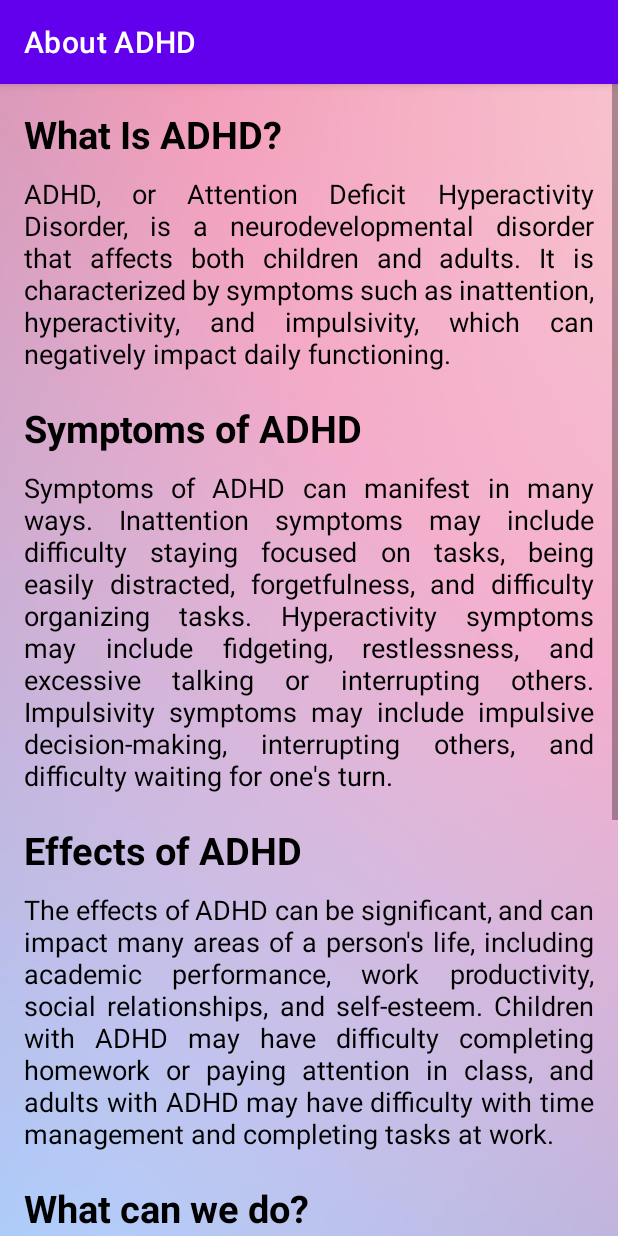
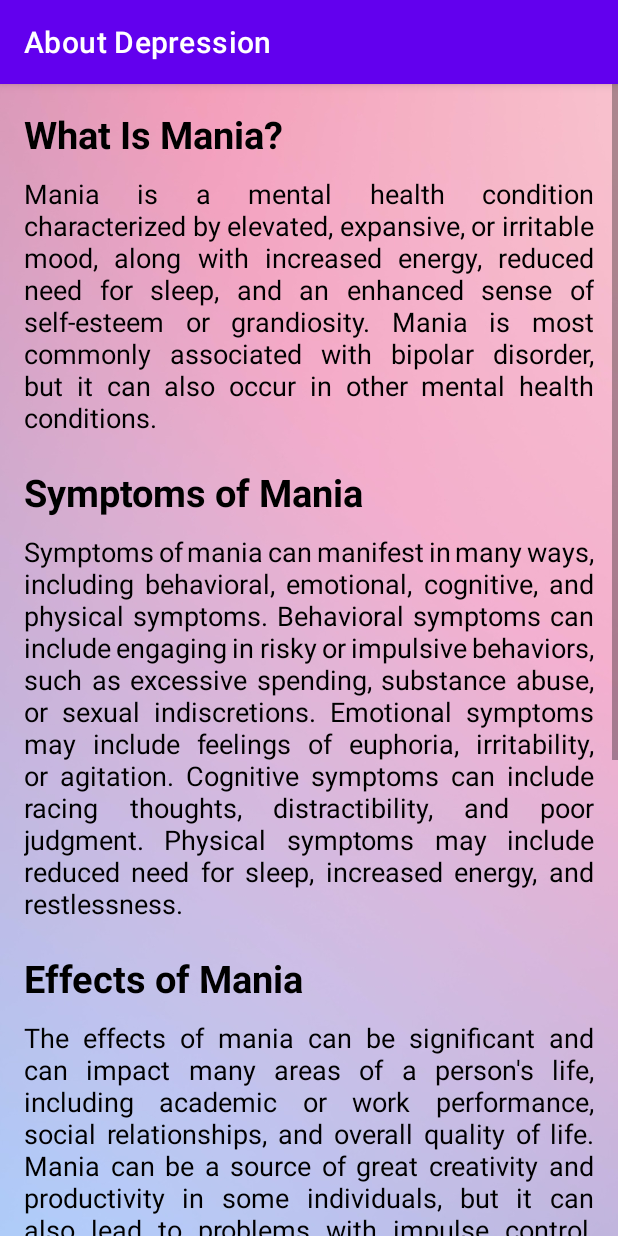
Before and after one commit to AkilaWic/mindfulness-app, an Android app: the About_Depression screen opened directly, with no data from a screen before it, on a phone screen of 412 x 824 dp. Run offline under Robolectric (Android 15) with nearby library versions, the phone set to English and light mode, and no system bars.

Commit message:
Added About Mania.

```diff
--- a/app/src/main/AndroidManifest.xml
+++ b/app/src/main/AndroidManifest.xml
@@ -51,17 +51,20 @@
             android:name=".TestInstructions"
             android:label="Start"></activity>
         <activity
-            android:name=".AboutStress"
+            android:name=".About_Stress"
             android:label="About Stress"></activity>
         <activity
-            android:name=".AboutAdhd"
+            android:name=".About_Adhd"
             android:label="About ADHD"></activity>
         <activity
-            android:name=".AboutAnxiety"
+            android:name=".About_Anxiety"
             android:label="About Anxiety"></activity>
         <activity
-            android:name=".AboutDepression"
+            android:name=".About_Depression"
             android:label="About Depression"></activity>
+        <activity
+            android:name=".About_Mania"
+            android:label="About Mania"></activity>
         <activity
             android:name=".MainActivity"
             android:exported="true">
--- a/app/src/main/java/com/example/mindfulness/AboutStress.java
+++ b/app/src/main/java/com/example/mindfulness/About_Adhd.java
@@ -4,12 +4,12 @@ import android.os.Bundle;
 
 import androidx.appcompat.app.AppCompatActivity;
 
-public class AboutStress extends AppCompatActivity {
+public class About_Adhd extends AppCompatActivity {
 
     @Override
     protected void onCreate(Bundle savedInstanceState) {
         super.onCreate(savedInstanceState);
-        setContentView(R.layout.about_stress);
+        setContentView(R.layout.about_adhd);
 
     }
 }
--- /dev/null
+++ b/app/src/main/java/com/example/mindfulness/About_Anxiety.java
@@ -0,0 +1,15 @@
+package com.example.mindfulness;
+
+import android.os.Bundle;
+
+import androidx.appcompat.app.AppCompatActivity;
+
+public class About_Anxiety extends AppCompatActivity {
+
+    @Override
+    protected void onCreate(Bundle savedInstanceState) {
+        super.onCreate(savedInstanceState);
+        setContentView(R.layout.about_anxiety);
+
+    }
+}
--- a/app/src/main/java/com/example/mindfulness/AboutAdhd.java
+++ b/app/src/main/java/com/example/mindfulness/About_Depression.java
@@ -4,12 +4,12 @@ import android.os.Bundle;
 
 import androidx.appcompat.app.AppCompatActivity;
 
-public class AboutAdhd extends AppCompatActivity {
+public class About_Depression extends AppCompatActivity {
 
     @Override
     protected void onCreate(Bundle savedInstanceState) {
         super.onCreate(savedInstanceState);
-        setContentView(R.layout.about_adhd);
+        setContentView(R.layout.about_mania);
 
     }
 }
--- a/app/src/main/java/com/example/mindfulness/AboutDepression.java
+++ b/app/src/main/java/com/example/mindfulness/About_Mania.java
@@ -4,7 +4,7 @@ import android.os.Bundle;
 
 import androidx.appcompat.app.AppCompatActivity;
 
-public class AboutDepression extends AppCompatActivity {
+public class About_Mania extends AppCompatActivity {
 
     @Override
     protected void onCreate(Bundle savedInstanceState) {
--- a/app/src/main/java/com/example/mindfulness/AboutAnxiety.java
+++ b/app/src/main/java/com/example/mindfulness/About_Stress.java
@@ -4,12 +4,12 @@ import android.os.Bundle;
 
 import androidx.appcompat.app.AppCompatActivity;
 
-public class AboutAnxiety extends AppCompatActivity {
+public class About_Stress extends AppCompatActivity {
 
     @Override
     protected void onCreate(Bundle savedInstanceState) {
         super.onCreate(savedInstanceState);
-        setContentView(R.layout.about_anxiety);
+        setContentView(R.layout.about_stress);
 
     }
 }
--- a/app/src/main/java/com/example/mindfulness/Adhd.java
+++ b/app/src/main/java/com/example/mindfulness/Adhd.java
@@ -34,7 +34,7 @@ public class Adhd extends AppCompatActivity {
             @Override
             public void onClick(View view) {
                 //Create new intent
-                Intent about = new Intent(Adhd.this, AboutAdhd.class);
+                Intent about = new Intent(Adhd.this, About_Adhd.class);
                 startActivity(about);
             }
         });
--- a/app/src/main/java/com/example/mindfulness/Anxiety.java
+++ b/app/src/main/java/com/example/mindfulness/Anxiety.java
@@ -34,7 +34,7 @@ public class Anxiety extends AppCompatActivity {
             @Override
             public void onClick(View view) {
                 //Create new intent
-                Intent about = new Intent(Anxiety.this, AboutAnxiety.class);
+                Intent about = new Intent(Anxiety.this, About_Anxiety.class);
                 startActivity(about);
             }
         });
--- a/app/src/main/java/com/example/mindfulness/Depression.java
+++ b/app/src/main/java/com/example/mindfulness/Depression.java
@@ -34,7 +34,7 @@ public class Depression extends AppCompatActivity {
             @Override
             public void onClick(View view) {
                 //Create new intent
-                Intent about = new Intent(Depression.this, AboutDepression.class);
+                Intent about = new Intent(Depression.this, About_Depression.class);
                 startActivity(about);
             }
         });
--- a/app/src/main/java/com/example/mindfulness/Mania.java
+++ b/app/src/main/java/com/example/mindfulness/Mania.java
@@ -4,6 +4,7 @@ import android.content.Intent;
 import android.os.Bundle;
 import android.view.View;
 import android.widget.Button;
+import android.widget.TextView;
 
 import androidx.appcompat.app.AppCompatActivity;
 
@@ -26,5 +27,17 @@ public class Mania extends AppCompatActivity {
             }
         });
 
+        //About Mania
+        TextView about = (TextView) findViewById(R.id.about);
+
+        about.setOnClickListener(new View.OnClickListener() {
+            @Override
+            public void onClick(View view) {
+                //Create new intent
+                Intent about = new Intent(Mania.this, About_Mania.class);
+                startActivity(about);
+            }
+        });
+
     }
 }
--- a/app/src/main/java/com/example/mindfulness/Stress.java
+++ b/app/src/main/java/com/example/mindfulness/Stress.java
@@ -34,7 +34,7 @@ public class Stress extends AppCompatActivity {
             @Override
             public void onClick(View view) {
                 //Create new intent
-                Intent about = new Intent(Stress.this, AboutStress.class);
+                Intent about = new Intent(Stress.this, About_Stress.class);
                 startActivity(about);
             }
         });
--- /dev/null
+++ b/app/src/main/res/layout/about_mania.xml
@@ -0,0 +1,86 @@
+<?xml version="1.0" encoding="utf-8"?>
+<ScrollView xmlns:android="http://schemas.android.com/apk/res/android"
+    android:layout_width="match_parent"
+    android:layout_height="match_parent"
+    android:background="@drawable/bg_agreement">
+
+    <LinearLayout
+        android:layout_width="match_parent"
+        android:layout_height="match_parent"
+        android:orientation="vertical"
+        android:padding="16dp">
+
+
+        <TextView
+            android:layout_width="wrap_content"
+            android:layout_height="wrap_content"
+            android:text="What Is Mania?"
+            android:textColor="@color/black"
+            android:textSize="25dp"
+            android:textStyle="bold"></TextView>
+
+        <TextView
+            android:layout_width="wrap_content"
+            android:layout_height="wrap_content"
+            android:layout_marginTop="10dp"
+            android:justificationMode="inter_word"
+            android:text="Mania is a mental health condition characterized by elevated, expansive, or irritable mood, along with increased energy, reduced need for sleep, and an enhanced sense of self-esteem or grandiosity. Mania is most commonly associated with bipolar disorder, but it can also occur in other mental health conditions."
+            android:textColor="@color/black"
+            android:textSize="18dp"></TextView>
+
+        <TextView
+            android:layout_width="wrap_content"
+            android:layout_height="wrap_content"
+            android:layout_marginTop="20dp"
+            android:text="Symptoms of Mania"
+            android:textColor="@color/black"
+            android:textSize="25dp"
+            android:textStyle="bold"></TextView>
+
+        <TextView
+            android:layout_width="wrap_content"
+            android:layout_height="wrap_content"
+            android:layout_marginTop="10dp"
+            android:justificationMode="inter_word"
+            android:text="Symptoms of mania can manifest in many ways, including behavioral, emotional, cognitive, and physical symptoms. Behavioral symptoms can include engaging in risky or impulsive behaviors, such as excessive spending, substance abuse, or sexual indiscretions. Emotional symptoms may include feelings of euphoria, irritability, or agitation. Cognitive symptoms can include racing thoughts, distractibility, and poor judgment. Physical symptoms may include reduced need for sleep, increased energy, and restlessness."
+            android:textColor="@color/black"
+            android:textSize="18dp"></TextView>
+
+        <TextView
+            android:layout_width="wrap_content"
+            android:layout_height="wrap_content"
+            android:layout_marginTop="20dp"
+            android:text="Effects of Mania"
+            android:textColor="@color/black"
+            android:textSize="25dp"
+            android:textStyle="bold"></TextView>
+
+        <TextView
+            android:layout_width="wrap_content"
+            android:layout_height="wrap_content"
+            android:layout_marginTop="10dp"
+            android:justificationMode="inter_word"
+            android:text="The effects of mania can be significant and can impact many areas of a person's life, including academic or work performance, social relationships, and overall quality of life. Mania can be a source of great creativity and productivity in some individuals, but it can also lead to problems with impulse control, interpersonal relationships, and financial stability. Mania can also progress to a more severe and potentially life-threatening condition known as psychosis."
+            android:textColor="@color/black"
+            android:textSize="18dp"></TextView>
+
+        <TextView
+            android:layout_width="wrap_content"
+            android:layout_height="wrap_content"
+            android:layout_marginTop="20dp"
+            android:text="What can we do?"
+            android:textColor="@color/black"
+            android:textSize="25dp"
+            android:textStyle="bold"></TextView>
+
+        <TextView
+            android:layout_width="wrap_content"
+            android:layout_height="wrap_content"
+            android:layout_marginTop="10dp"
+            android:justificationMode="inter_word"
+            android:text="Treatment options for mania typically involve medication and psychotherapy. Mood stabilizers, such as lithium or anticonvulsants, can help to reduce the symptoms of mania and prevent relapses. Psychotherapy, such as cognitive-behavioral therapy or interpersonal therapy, can help individuals learn coping strategies and develop skills to manage their symptoms. In addition to medication and therapy, there are also lifestyle changes that can help to manage symptoms of mania. These may include regular exercise, a healthy diet, and stress-reducing activities such as mindfulness or meditation. It is important for individuals with mania to work with healthcare professionals to find the right combination of treatments and strategies that work best for them."
+            android:textColor="@color/black"
+            android:textSize="18dp"></TextView>
+
+    </LinearLayout>
+</ScrollView>
--- a/app/src/main/res/layout/mania_enty_page.xml
+++ b/app/src/main/res/layout/mania_enty_page.xml
@@ -34,6 +34,7 @@
     </Button>
 
     <TextView
+        android:id="@+id/about"
         android:layout_width="wrap_content"
         android:layout_height="wrap_content"
         android:layout_marginTop="8dp"
```
